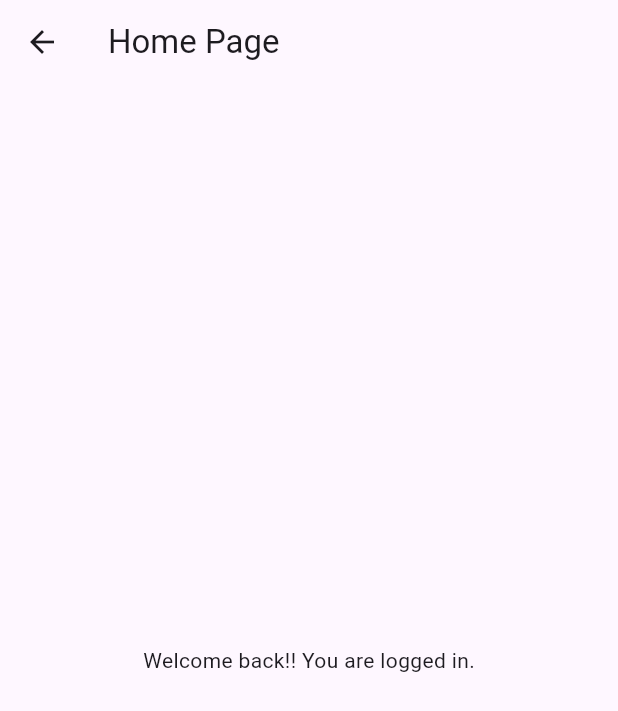
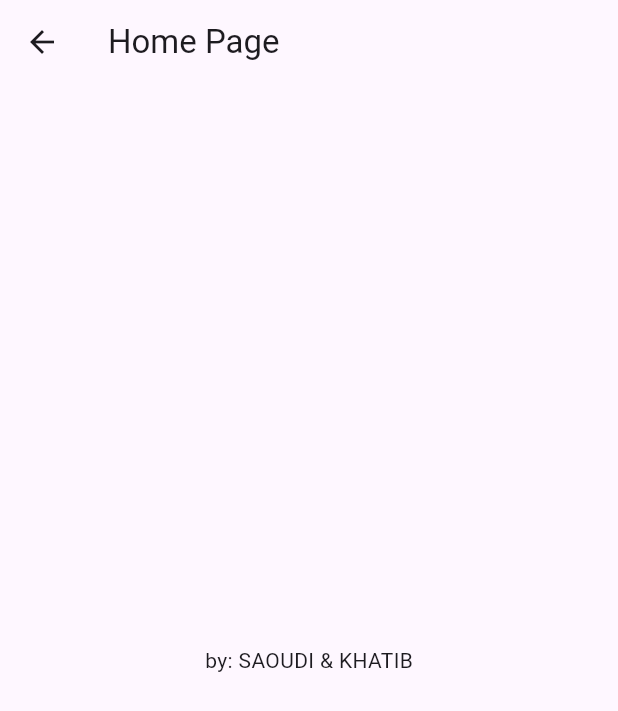
Before and after one commit to b-kami/devops_app, a Flutter app: the HomePage screen opened by its route, on a phone screen of 412 x 824 dp. Shown: the top 711 px of the screen. Run offline on Flutter 3.47's test engine with Material 3 defaults, Android fonts, the phone set to English and light mode, and no system bars; our stand-ins replace flutter_login.

Commit message:
update the home page

```diff
--- a/lib/home_page.dart
+++ b/lib/home_page.dart
@@ -5,7 +5,7 @@ class HomePage extends StatelessWidget {
   Widget build(BuildContext context) {
     return Scaffold(
       appBar: AppBar(title: Text('Home Page')),
-      body: Center(child: Text('Welcome back!! You are logged in.')),
+      body: Center(child: Text('by: SAOUDI & KHATIB')),
     );
   }
 }
```
